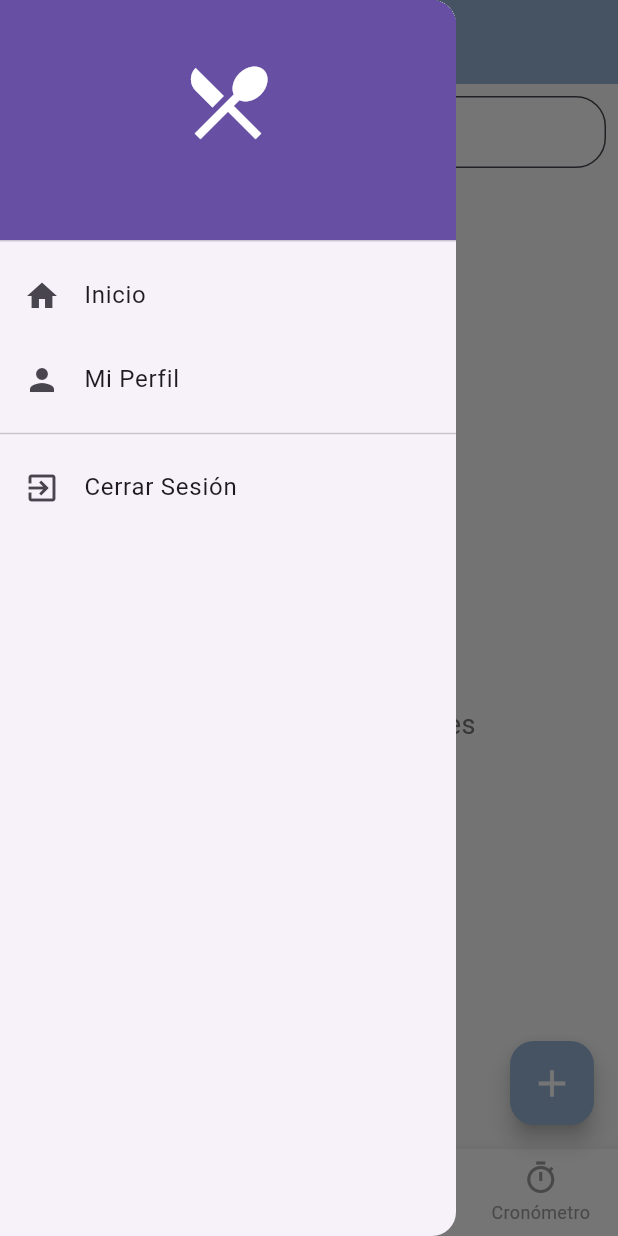
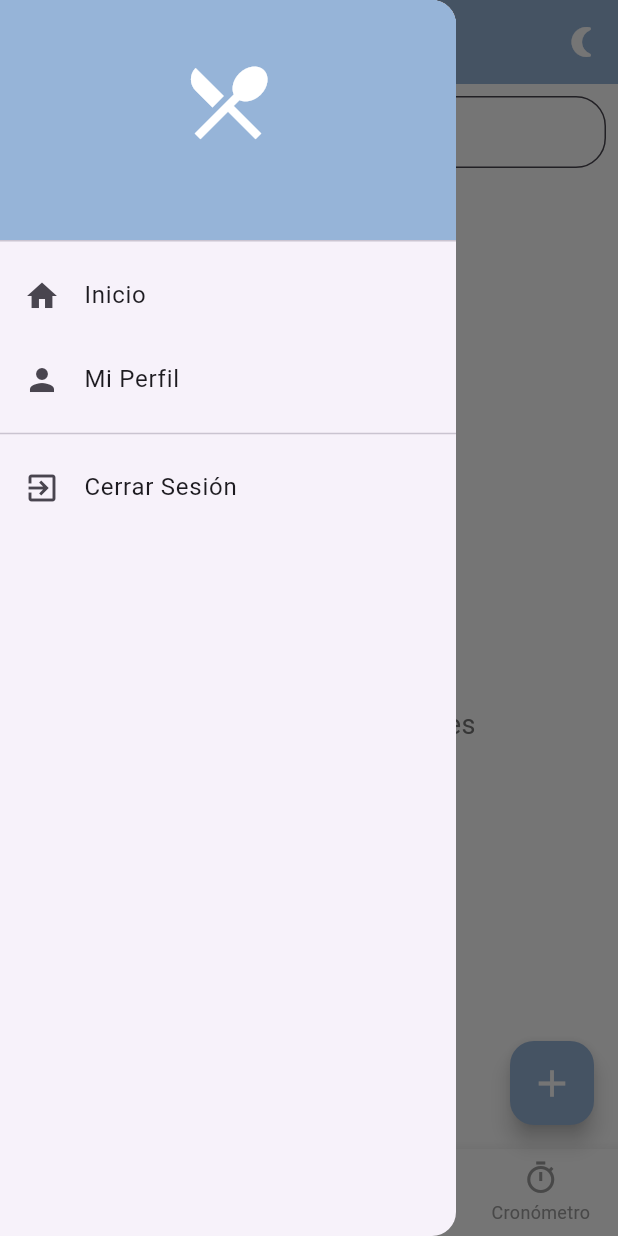
Before and after one commit to YairFJ/Flutter_App, a Flutter app: the screen it shows once a user with an empty profile is signed in, with the side drawer open, on a phone screen of 412 x 824 dp. Run offline on Flutter 3.47's test engine with Material 3 defaults, Android fonts, the phone set to English and light mode, and no system bars; our stand-ins replace cloud_firestore, firebase_auth, firebase_core, pdf, printing; accounts and stored records are empty; network calls fail.

Commit message:
Modo oscuro

```diff
--- a/lib/main.dart
+++ b/lib/main.dart
@@ -32,8 +32,21 @@ Future<void> main() async {
   runApp(const MyApp());
 }
 
-class MyApp extends StatelessWidget {
+class MyApp extends StatefulWidget {
   const MyApp({super.key});
+
+  @override
+  State<MyApp> createState() => _MyAppState();
+}
+
+class _MyAppState extends State<MyApp> {
+  ThemeMode _themeMode = ThemeMode.light;
+
+  void toggleTheme() {
+    setState(() {
+      _themeMode = _themeMode == ThemeMode.light ? ThemeMode.dark : ThemeMode.light;
+    });
+  }
 
   @override
   Widget build(BuildContext context) {
@@ -42,9 +55,22 @@ class MyApp extends StatelessWidget {
       title: 'Restaurante App',
       theme: ThemeData(
         primarySwatch: Colors.blue,
+        primaryColor: const Color(0xFF96B4D8),
+        scaffoldBackgroundColor: Colors.white,
+        cardColor: Colors.white,
+        brightness: Brightness.light,
         visualDensity: VisualDensity.adaptivePlatformDensity,
       ),
-      home: const AuthWrapper(),
+      darkTheme: ThemeData(
+        primarySwatch: Colors.blue,
+        primaryColor: const Color(0xFF96B4D8),
+        scaffoldBackgroundColor: const Color(0xFF121212),
+        cardColor: const Color(0xFF1E1E1E),
+        brightness: Brightness.dark,
+        visualDensity: VisualDensity.adaptivePlatformDensity,
+      ),
+      themeMode: _themeMode,
+      home: AuthWrapper(toggleTheme: toggleTheme),
       routes: {
         '/profile': (context) => ProfilePage(user: FirebaseAuth.instance.currentUser!),
         '/login': (context) => const LoginPage(),
@@ -55,7 +81,9 @@ class MyApp extends StatelessWidget {
 }
 
 class AuthWrapper extends StatelessWidget {
-  const AuthWrapper({super.key});
+  final Function toggleTheme;
+
+  const AuthWrapper({super.key, required this.toggleTheme});
 
   @override
   Widget build(BuildContext context) {
@@ -75,7 +103,10 @@ class AuthWrapper extends StatelessWidget {
           return const LoginPage();
         }
 
-        return HomeScreen(userData: PigeonUserDetail.fromUser(user));
+        return HomeScreen(
+          userData: PigeonUserDetail.fromUser(user),
+          toggleTheme: toggleTheme,
+        );
       },
     );
   }
@@ -83,8 +114,9 @@ class AuthWrapper extends StatelessWidget {
 
 class HomeScreen extends StatefulWidget {
   final PigeonUserDetail userData;
+  final Function toggleTheme;
 
-  const HomeScreen({super.key, required this.userData});
+  const HomeScreen({super.key, required this.userData, required this.toggleTheme});
 
   // Definimos los colores como constantes estáticas
   static const Color primaryColor = Color(0xFF96B4D8);
@@ -96,6 +128,7 @@ class HomeScreen extends StatefulWidget {
 
 class _HomeScreenState extends State<HomeScreen> {
   int _selectedIndex = 0;
+  bool isDarkMode = false;
 
   // Lista de páginas/widgets para cada elemento del menú
   final List<Widget> _pages = [
@@ -105,13 +138,29 @@ class _HomeScreenState extends State<HomeScreen> {
     const StopwatchPage(),
   ];
 
-  // Lista de títulos para el AppBar, en el mismo orden que las páginas.
   final List<String> _pageTitles = [
     'Recetas',
     'Conversión',
     'Temporizador',
     'Cronómetro',
   ];
+
+  @override
+  void initState() {
+    super.initState();
+    WidgetsBinding.instance.addPostFrameCallback((_) {
+      setState(() {
+        isDarkMode = Theme.of(context).brightness == Brightness.dark;
+      });
+    });
+  }
+
+  void toggleTheme() {
+    setState(() {
+      isDarkMode = !isDarkMode;
+      widget.toggleTheme();
+    });
+  }
 
   void _onItemTapped(int index) {
     setState(() {
@@ -130,7 +179,7 @@ class _HomeScreenState extends State<HomeScreen> {
   @override
   Widget build(BuildContext context) {
     return Scaffold(
-      backgroundColor: Colors.grey[50],
+      backgroundColor: Theme.of(context).scaffoldBackgroundColor,
       appBar: AppBar(
         elevation: 0,
         backgroundColor: primaryColor,
@@ -143,13 +192,13 @@ class _HomeScreenState extends State<HomeScreen> {
           ),
         ),
         actions: [
-          // Eliminar o comentar esta parte
-          // IconButton(
-          //   icon: const Icon(Icons.search),
-          //   onPressed: () {
-          //     // ...
-          //   },
-          // ),
+          IconButton(
+            icon: Icon(
+              isDarkMode ? Icons.wb_sunny : Icons.nightlight_round,
+              color: Colors.white,
+            ),
+            onPressed: toggleTheme,
+          ),
         ],
       ),
       drawer: Drawer(
@@ -212,10 +261,10 @@ class _HomeScreenState extends State<HomeScreen> {
           ],
         ),
       ),
-      body: _pages[_selectedIndex], // Mostrar la página seleccionada
+      body: _pages[_selectedIndex],
       bottomNavigationBar: BottomNavigationBar(
         type: BottomNavigationBarType.fixed,
-        backgroundColor: Colors.white,
+        backgroundColor: Theme.of(context).cardColor,
         selectedItemColor: primaryColor,
         unselectedItemColor: Colors.grey,
         currentIndex: _selectedIndex,
@@ -252,7 +301,7 @@ class _HomeScreenState extends State<HomeScreen> {
         child: const Icon(
           Icons.add,
           color: Colors.white,
-          size: 30, // Aumenté el tamaño para mejor visibilidad
+          size: 30,
         ),
       ) : null,
     );
```
